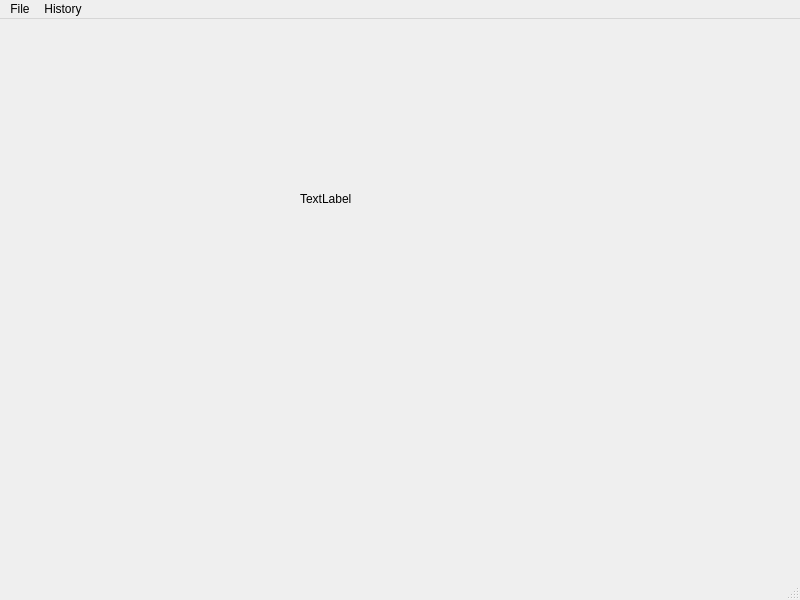
First picture: the form in DigiFerro/mainwindow.ui, repository peterooch/DigiFerro, before the edit.
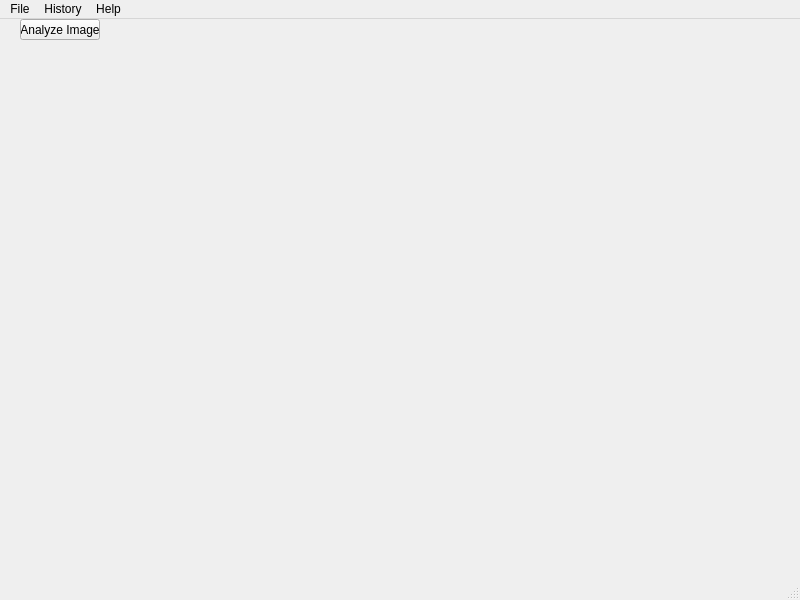
Second picture: the form after the edit.

The edit to the form file:
```diff
--- a/DigiFerro/mainwindow.ui
+++ b/DigiFerro/mainwindow.ui
@@ -17,14 +17,27 @@
    <widget class="QLabel" name="label">
     <property name="geometry">
      <rect>
-      <x>300</x>
-      <y>170</y>
-      <width>181</width>
-      <height>19</height>
+      <x>20</x>
+      <y>20</y>
+      <width>0</width>
+      <height>0</height>
      </rect>
     </property>
     <property name="text">
-     <string>TextLabel</string>
+     <string/>
+    </property>
+   </widget>
+   <widget class="QPushButton" name="analyzeButton">
+    <property name="geometry">
+     <rect>
+      <x>20</x>
+      <y>0</y>
+      <width>80</width>
+      <height>21</height>
+     </rect>
+    </property>
+    <property name="text">
+     <string>Analyze Image</string>
     </property>
    </widget>
   </widget>
@@ -34,7 +47,7 @@
      <x>0</x>
      <y>0</y>
      <width>800</width>
-     <height>31</height>
+     <height>20</height>
     </rect>
    </property>
    <widget class="QMenu" name="menuMenu">
@@ -50,8 +63,18 @@
     <addaction name="actionUpload_file_2"/>
     <addaction name="actionShow_History"/>
    </widget>
+   <widget class="QMenu" name="menuHelp">
+    <property name="title">
+     <string>Help</string>
+    </property>
+    <addaction name="separator"/>
+    <addaction name="actionHelp"/>
+    <addaction name="separator"/>
+    <addaction name="actionAbout"/>
+   </widget>
    <addaction name="menuMenu"/>
    <addaction name="menuHistory"/>
+   <addaction name="menuHelp"/>
   </widget>
   <widget class="QStatusBar" name="statusbar"/>
   <action name="actionUpload_file">
```
Left out of the diff: 10 changed lines with no effect on the pictures.
